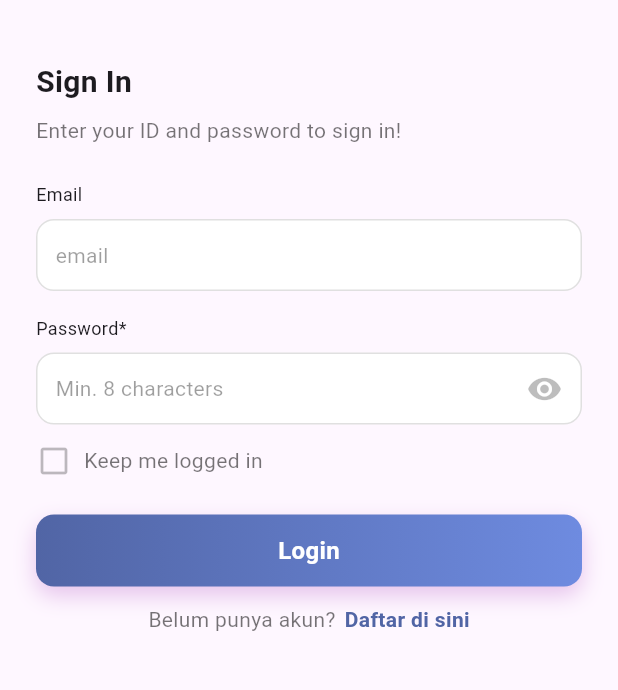
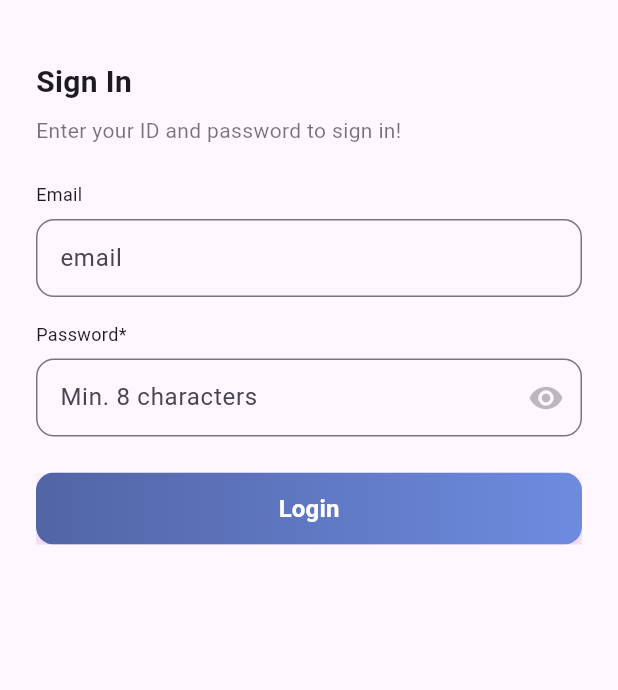
Before and after one commit to ibayy221/UTSflutter, a Flutter app: the screen it shows after launch, on a phone screen of 412 x 824 dp, the part 171-861 px from its top. Run offline on Flutter 3.47's test engine with Material 3 defaults, Android fonts, the phone set to English and light mode, and no system bars.

Commit message:
bisa di ketik dan loginya bisa di klik

```diff
--- a/lib/main.dart
+++ b/lib/main.dart
@@ -10,14 +10,43 @@ class MyApp extends StatelessWidget {
   @override
   Widget build(BuildContext context) {
     return MaterialApp(
-      home: Scaffold(
-        body: SafeArea(
-          child: SingleChildScrollView(
+      home: Scaffold(body: SafeArea(child: LoginPage())),
+    );
+  }
+}
+
+class LoginPage extends StatefulWidget {
+  const LoginPage({super.key});
+
+  @override
+  State<LoginPage> createState() => _LoginPageState();
+}
+
+class _LoginPageState extends State<LoginPage> {
+  final _formKey = GlobalKey<FormState>();
+  final _emailCtrl = TextEditingController();
+  final _passCtrl = TextEditingController();
+
+  @override
+  void dispose() {
+    _emailCtrl.dispose();
+    _passCtrl.dispose();
+    super.dispose();
+  }
+
+  void _submit() {
+    if (_formKey.currentState?.validate() ?? false) {
+      ScaffoldMessenger.of(
+        context,
+      ).showSnackBar(SnackBar(content: Text('Login berhasil (demo)')));
+    }
+  }
+
+  @override
+  Widget build(BuildContext context) {
+    return SingleChildScrollView(
       child: Padding(
-              padding: const EdgeInsets.symmetric(
-                horizontal: 24.0,
-                vertical: 24.0,
-              ),
+        padding: const EdgeInsets.symmetric(horizontal: 24.0, vertical: 24.0),
         child: Column(
           crossAxisAlignment: CrossAxisAlignment.start,
           children: [
@@ -66,80 +95,77 @@ class MyApp extends StatelessWidget {
 
             const SizedBox(height: 24),
 
-                  // Field Email (placeholder visual)
+            Form(
+              key: _formKey,
+              child: Column(
+                crossAxisAlignment: CrossAxisAlignment.start,
+                children: [
                   const Text('Email', style: TextStyle(fontSize: 12)),
                   const SizedBox(height: 8),
-                  Container(
-                    padding: const EdgeInsets.symmetric(horizontal: 12),
-                    decoration: BoxDecoration(
-                      color: Colors.white,
+                  TextFormField(
+                    controller: _emailCtrl,
+                    decoration: InputDecoration(
+                      hintText: 'email',
+                      contentPadding: const EdgeInsets.symmetric(
+                        horizontal: 12,
+                        vertical: 14,
+                      ),
+                      border: OutlineInputBorder(
                         borderRadius: BorderRadius.circular(12),
-                      border: Border.all(color: Colors.black12),
-                    ),
-                    height: 48,
-                    child: const Align(
-                      alignment: Alignment.centerLeft,
-                      child: Text(
-                        'email',
-                        style: TextStyle(color: Colors.black38),
                       ),
                     ),
+                    validator: (v) =>
+                        (v == null || v.isEmpty) ? 'Email wajib diisi' : null,
                   ),
 
                   const SizedBox(height: 16),
 
-                  // Field Password (placeholder visual)
                   const Text('Password*', style: TextStyle(fontSize: 12)),
                   const SizedBox(height: 8),
-                  Container(
-                    padding: const EdgeInsets.symmetric(horizontal: 12),
-                    decoration: BoxDecoration(
-                      color: Colors.white,
+                  TextFormField(
+                    controller: _passCtrl,
+                    obscureText: true,
+                    decoration: InputDecoration(
+                      hintText: 'Min. 8 characters',
+                      contentPadding: const EdgeInsets.symmetric(
+                        horizontal: 12,
+                        vertical: 14,
+                      ),
+                      border: OutlineInputBorder(
                         borderRadius: BorderRadius.circular(12),
-                      border: Border.all(color: Colors.black12),
                       ),
-                    height: 48,
-                    child: Row(
-                      mainAxisAlignment: MainAxisAlignment.spaceBetween,
-                      children: const [
-                        Text(
-                          'Min. 8 characters',
-                          style: TextStyle(color: Colors.black38),
-                        ),
-                        Icon(Icons.remove_red_eye, color: Colors.black26),
-                      ],
+                      suffixIcon: const Icon(
+                        Icons.remove_red_eye,
+                        color: Colors.black26,
                       ),
                     ),
-
-                  const SizedBox(height: 12),
-
-                  Row(
-                    children: const [
-                      Icon(
-                        Icons.check_box_outline_blank,
-                        color: Colors.black26,
-                      ),
-                      SizedBox(width: 8),
-                      Text(
-                        'Keep me logged in',
-                        style: TextStyle(color: Colors.black54),
-                      ),
-                    ],
+                    validator: (v) => (v == null || v.length < 8)
+                        ? 'Password minimal 8 karakter'
+                        : null,
                   ),
 
                   const SizedBox(height: 24),
 
-
-                  // Tombol Login (bergaya)
-                  Center(
-                    child: Container(
+                  // Tombol Login (bergaya) clickable
+                  SizedBox(
                     width: double.infinity,
                     height: 48,
+                    child: ElevatedButton(
+                      onPressed: _submit,
+                      style: ElevatedButton.styleFrom(
+                        padding: EdgeInsets.zero,
+                        shape: RoundedRectangleBorder(
+                          borderRadius: BorderRadius.circular(12),
+                        ),
+                        backgroundColor: Colors.transparent,
+                        shadowColor: Colors.transparent,
+                      ),
+                      child: Ink(
                         decoration: BoxDecoration(
-                        borderRadius: BorderRadius.circular(12),
                           gradient: const LinearGradient(
                             colors: [Color(0xFF5165A5), Color(0xFF6E8BE0)],
                           ),
+                          borderRadius: BorderRadius.circular(12),
                           boxShadow: [
                             BoxShadow(
                               color: Colors.purple.withOpacity(0.25),
@@ -148,7 +174,7 @@ class MyApp extends StatelessWidget {
                             ),
                           ],
                         ),
-                      child: const Center(
+                        child: Center(
                           child: Text(
                             'Login',
                             style: TextStyle(
@@ -160,24 +186,6 @@ class MyApp extends StatelessWidget {
                         ),
                       ),
                     ),
-
-                  const SizedBox(height: 12),
-
-                  Center(
-                    child: Row(
-                      mainAxisSize: MainAxisSize.min,
-                      children: const [
-                        Text(
-                          'Belum punya akun?',
-                          style: TextStyle(color: Colors.black54),
-                        ),
-                        SizedBox(width: 6),
-                        Text(
-                          'Daftar di sini',
-                          style: TextStyle(
-                            color: Color(0xFF5165A5),
-                            fontWeight: FontWeight.w600,
-                          ),
                   ),
                 ],
               ),
@@ -185,9 +193,6 @@ class MyApp extends StatelessWidget {
           ],
         ),
       ),
-          ),
-        ),
-      ),
     );
   }
 }
```
Lines whose indentation alone changed are shown as unchanged.
